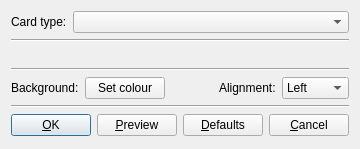
This is mnemosyne/mnemosyne/pyqt_ui/card_appearance_dlg.ui in mnemosyne-proj/mnemosyne as Qt 5 draws it before an edit. The edited form follows.
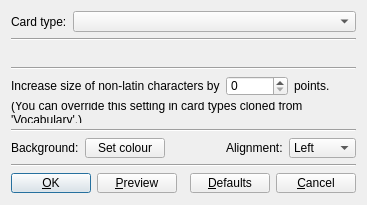
This is the edited form.

Commit message: Finish 'increase size of non-latin'.

The edit to the form file:
```diff
--- a/mnemosyne/mnemosyne/pyqt_ui/card_appearance_dlg.ui
+++ b/mnemosyne/mnemosyne/pyqt_ui/card_appearance_dlg.ui
@@ -6,8 +6,8 @@
    <rect>
     <x>0</x>
     <y>0</y>
-    <width>343</width>
-    <height>149</height>
+    <width>367</width>
+    <height>198</height>
    </rect>
   </property>
   <property name="windowTitle">
@@ -94,6 +94,44 @@
        </property>
       </widget>
      </item>
+     <item>
+      <layout class="QHBoxLayout" name="horizontalLayout_2">
+       <item>
+        <widget class="QLabel" name="label_non_latin_1">
+         <property name="text">
+          <string>Increase size of non-latin characters by</string>
+         </property>
+        </widget>
+       </item>
+       <item>
+        <widget class="QSpinBox" name="non_latin_font_size_increase"/>
+       </item>
+       <item>
+        <widget class="QLabel" name="label_non_latin_2">
+         <property name="text">
+          <string>points.</string>
+         </property>
+        </widget>
+       </item>
+      </layout>
+     </item>
+     <item>
+      <widget class="QLabel" name="label_non_latin_3">
+       <property name="text">
+        <string>(You can override this setting in card types cloned from 'Vocabulary'.)</string>
+       </property>
+       <property name="wordWrap">
+        <bool>true</bool>
+       </property>
+      </widget>
+     </item>
+     <item>
+      <widget class="Line" name="line_non_latin">
+       <property name="orientation">
+        <enum>Qt::Horizontal</enum>
+       </property>
+      </widget>
+     </item>
      <item>
       <layout class="QHBoxLayout" name="horizontal_layout_bg_colour">
        <item>
```
Left out of the diff: 2 changed lines with no effect on the pictures. The commit also changes 8 other files.
